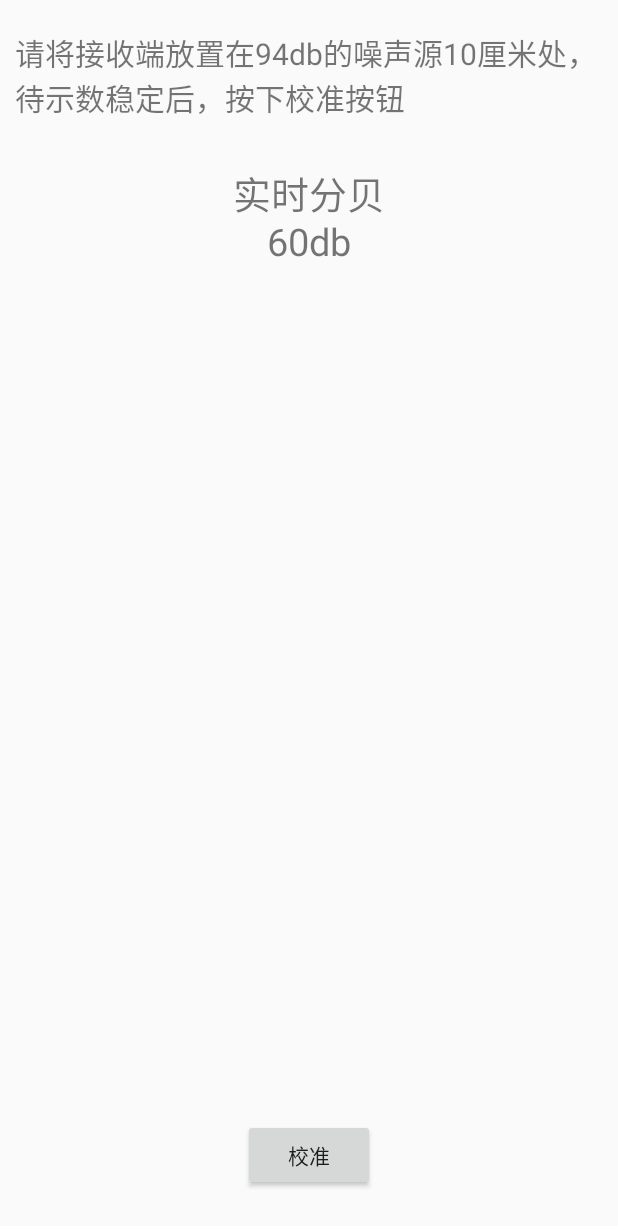
After one commit to 201836701295/new16SoftWare, an Android app: the layout activity_adjust.xml on its own in the app's theme, with its tools: preview values and no code run, on a phone screen of 412 x 824 dp. The commit adds this screen. Shown: the top 1226 px of the screen. Run offline under Robolectric (Android 15) with nearby library versions, the phone set to English and light mode, and no system bars.

Commit message:
做ui界面

```diff
--- /dev/null
+++ b/app/src/main/res/layout/activity_adjust.xml
@@ -0,0 +1,43 @@
+<?xml version="1.0" encoding="utf-8"?>
+<androidx.constraintlayout.widget.ConstraintLayout xmlns:android="http://schemas.android.com/apk/res/android"
+    android:layout_width="match_parent"
+    android:layout_height="match_parent"
+    xmlns:app="http://schemas.android.com/apk/res-auto"
+    xmlns:tools="http://schemas.android.com/tools">
+
+    <TextView
+        android:id="@+id/title"
+        app:layout_constraintLeft_toLeftOf="parent"
+        app:layout_constraintTop_toTopOf="parent"
+        app:layout_constraintRight_toRightOf="parent"
+        android:padding="10dp"
+        android:layout_marginTop="10dp"
+        android:layout_width="wrap_content"
+        android:layout_height="wrap_content"
+        android:text="请将接收端放置在94db的噪声源10厘米处，待示数稳定后，按下校准按钮"
+        android:textSize="20sp"/>
+
+    <TextView
+        app:layout_constraintTop_toBottomOf="@id/title"
+        app:layout_constraintLeft_toLeftOf="parent"
+        app:layout_constraintRight_toRightOf="parent"
+        android:layout_marginTop="20dp"
+        android:id="@+id/real"
+        android:layout_width="wrap_content"
+        android:gravity="center"
+        android:textSize="25sp"
+        tools:text="实时分贝\n60db"
+        android:layout_height="wrap_content" />
+
+    <Button
+        android:id="@+id/adjust"
+        android:text="@string/adjust"
+        app:layout_constraintLeft_toLeftOf="parent"
+        app:layout_constraintRight_toRightOf="parent"
+        app:layout_constraintBottom_toBottomOf="parent"
+        android:layout_marginBottom="30dp"
+        android:layout_width="wrap_content"
+        android:layout_height="wrap_content"/>
+
+
+</androidx.constraintlayout.widget.ConstraintLayout>
--- a/app/src/main/res/values/strings.xml
+++ b/app/src/main/res/values/strings.xml
@@ -8,4 +8,7 @@
     <string name="right_ear">右耳</string>
     <string name="able_hear">听得到</string>
     <string name="unable_hear">听不到</string>
+    <string name="guidance">请将话筒靠近麦克风，点击下方播放按钮后进行播放样本音频，系统将会录下播放的音频，并生产卷积响应信号</string>
+    <string name="adjust">校准</string>
+    <string name="noise_measure">噪声测量</string>
 </resources>
```
Also changed, not shown: app/src/main/res/drawable/ic_baseline_sync_24.xml (added, +10 -0 lines), app/src/main/res/layout/activity_noise_measurement.xml (+67 -0 lines), app/src/main/res/layout/fragment_guide.xml (added, +24 -0 lines), app/src/main/res/layout/frament_outcome.xml (added, +31 -0 lines).
